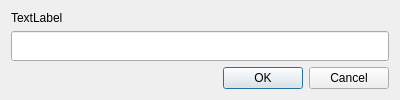
Qt form data/dlg_input_jid.ui (jabbercat/jabbercat) before a commit.
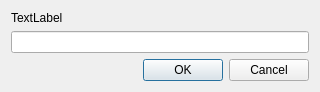
The same form after that commit.

Commit message: Add dialog to input a JID

Diff of the .ui file:
```diff
--- a/data/dlg_input_jid.ui
+++ b/data/dlg_input_jid.ui
@@ -9,8 +9,8 @@
    <rect>
     <x>0</x>
     <y>0</y>
-    <width>400</width>
-    <height>100</height>
+    <width>320</width>
+    <height>88</height>
    </rect>
   </property>
   <property name="sizePolicy">
@@ -29,7 +29,7 @@
    <item>
     <widget class="QLabel" name="label">
      <property name="sizePolicy">
-      <sizepolicy hsizetype="Preferred" vsizetype="Fixed">
+      <sizepolicy hsizetype="Preferred" vsizetype="Expanding">
        <horstretch>0</horstretch>
        <verstretch>0</verstretch>
       </sizepolicy>
@@ -42,7 +42,7 @@
    <item>
     <widget class="QLineEdit" name="jidedit">
      <property name="sizePolicy">
-      <sizepolicy hsizetype="Expanding" vsizetype="Preferred">
+      <sizepolicy hsizetype="Expanding" vsizetype="Fixed">
        <horstretch>0</horstretch>
        <verstretch>0</verstretch>
       </sizepolicy>
```
Left out of the diff: 14 changed lines with no effect on the pictures. The commit also changes 1 other file.
